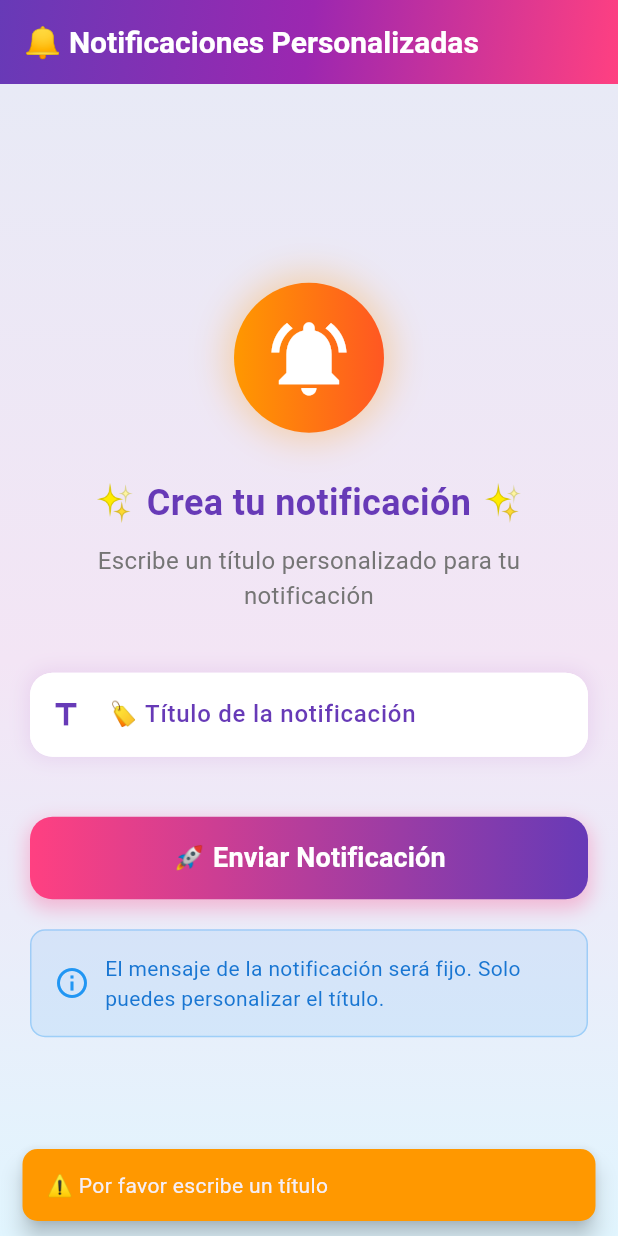
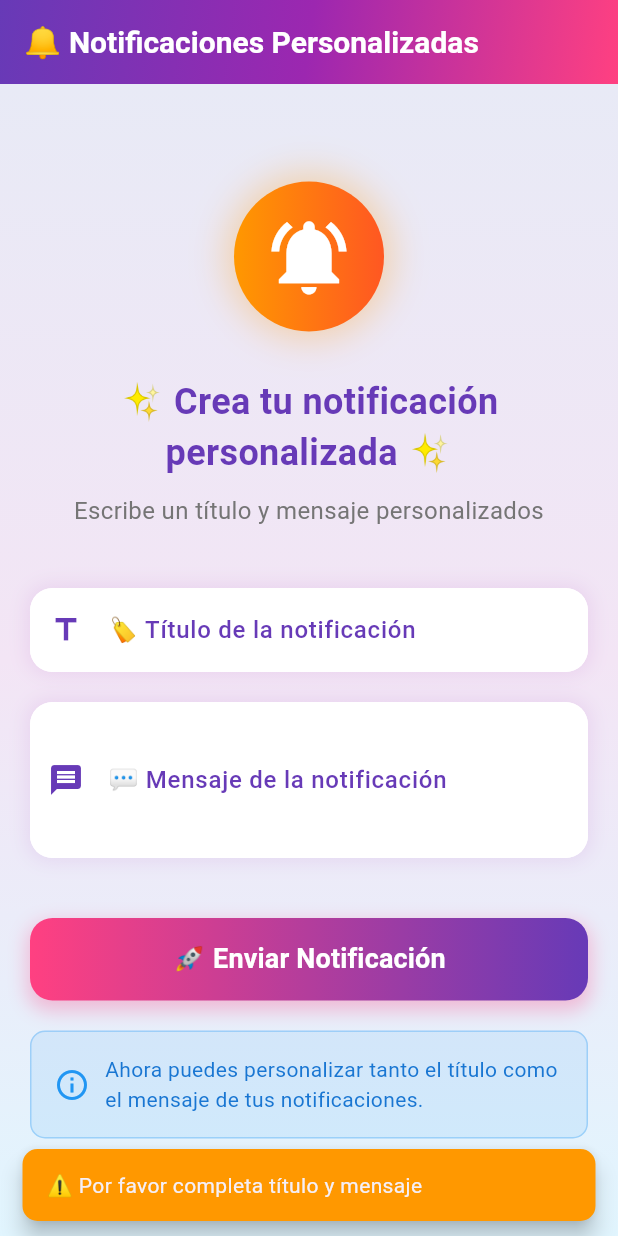
Before and after one commit to GioSENPAII/Notificaciones-Push-Locales-con-Flutter, a Flutter app: the screen it shows after launch, after a tap on "🚀 Enviar Notificación", on a phone screen of 412 x 824 dp. Run offline on Flutter 3.47's test engine with Material 3 defaults, Android fonts, the phone set to English and light mode, and no system bars; our stand-ins replace flutter_local_notifications.

Commit message:
Version mensaje y titulo

```diff
--- a/lib/main.dart
+++ b/lib/main.dart
@@ -54,8 +54,9 @@ class NotificationScreen extends StatefulWidget {
 }
 
 class _NotificationScreenState extends State<NotificationScreen> {
-  // Controlador para el campo de texto del título.
+  // Controladores para los campos de texto.
   final TextEditingController _titleController = TextEditingController();
+  final TextEditingController _messageController = TextEditingController();
 
   @override
   void initState() {
@@ -73,8 +74,8 @@ class _NotificationScreenState extends State<NotificationScreen> {
     }
   }
 
-  // Muestra la notificación con título personalizado.
-  Future<void> _showNotification(String customTitle) async {
+  // Muestra la notificación con título y mensaje personalizados.
+  Future<void> _showNotification(String customTitle, String customMessage) async {
     // Configuración de detalles de la notificación para Android.
     const AndroidNotificationDetails androidNotificationDetails =
     AndroidNotificationDetails(
@@ -93,11 +94,11 @@ class _NotificationScreenState extends State<NotificationScreen> {
     const NotificationDetails notificationDetails =
     NotificationDetails(android: androidNotificationDetails);
 
-    // Muestra la notificación con el título personalizado.
+    // Muestra la notificación con título y mensaje personalizados.
     await flutterLocalNotificationsPlugin.show(
       0, // ID de la notificación.
       customTitle.isEmpty ? 'Título por defecto' : customTitle, // Título personalizado.
-      '¡Tu notificación ha sido enviada exitosamente! 🎉', // Mensaje fijo.
+      customMessage.isEmpty ? '¡Tu notificación ha sido enviada!' : customMessage, // Mensaje personalizado.
       notificationDetails,
       payload: 'custom_notification', // Datos adicionales opcionales.
     );
@@ -170,7 +171,7 @@ class _NotificationScreenState extends State<NotificationScreen> {
 
               // Título principal
               const Text(
-                '✨ Crea tu notificación ✨',
+                '✨ Crea tu notificación personalizada ✨',
                 style: TextStyle(
                   fontSize: 24,
                   fontWeight: FontWeight.bold,
@@ -182,7 +183,7 @@ class _NotificationScreenState extends State<NotificationScreen> {
 
               // Subtítulo
               Text(
-                'Escribe un título personalizado para tu notificación',
+                'Escribe un título y mensaje personalizados',
                 style: TextStyle(
                   fontSize: 16,
                   color: Colors.grey[600],
@@ -191,7 +192,7 @@ class _NotificationScreenState extends State<NotificationScreen> {
               ),
               const SizedBox(height: 40),
 
-              // Campo de texto con diseño colorido
+              // Campo de texto para el título
               Container(
                 decoration: BoxDecoration(
                   borderRadius: BorderRadius.circular(15),
@@ -211,6 +212,55 @@ class _NotificationScreenState extends State<NotificationScreen> {
                     hintText: 'Ej: ¡Hola mundo!',
                     prefixIcon: const Icon(
                       Icons.title,
+                      color: Colors.deepPurple,
+                    ),
+                    border: OutlineInputBorder(
+                      borderRadius: BorderRadius.circular(15),
+                      borderSide: BorderSide.none,
+                    ),
+                    filled: true,
+                    fillColor: Colors.white,
+                    labelStyle: const TextStyle(
+                      color: Colors.deepPurple,
+                      fontWeight: FontWeight.w500,
+                    ),
+                    focusedBorder: OutlineInputBorder(
+                      borderRadius: BorderRadius.circular(15),
+                      borderSide: const BorderSide(
+                        color: Colors.deepPurple,
+                        width: 2,
+                      ),
+                    ),
+                  ),
+                  style: const TextStyle(
+                    fontSize: 16,
+                    color: Colors.black87,
+                  ),
+                ),
+              ),
+              const SizedBox(height: 20),
+
+              // Campo de texto para el mensaje
+              Container(
+                decoration: BoxDecoration(
+                  borderRadius: BorderRadius.circular(15),
+                  color: Colors.white,
+                  boxShadow: [
+                    BoxShadow(
+                      color: Colors.purple.withOpacity(0.1),
+                      blurRadius: 10,
+                      spreadRadius: 2,
+                    ),
+                  ],
+                ),
+                child: TextField(
+                  controller: _messageController,
+                  maxLines: 3,
+                  decoration: InputDecoration(
+                    labelText: '💬 Mensaje de la notificación',
+                    hintText: 'Ej: Este es tu mensaje personalizado...',
+                    prefixIcon: const Icon(
+                      Icons.message,
                       color: Colors.deepPurple,
                     ),
                     border: OutlineInputBorder(
@@ -261,10 +311,11 @@ class _NotificationScreenState extends State<NotificationScreen> {
                 ),
                 child: ElevatedButton(
                   onPressed: () {
-                    if (_titleController.text.isNotEmpty) {
-                      _showNotification(_titleController.text);
-                      // Limpiar el campo después de enviar
+                    if (_titleController.text.isNotEmpty && _messageController.text.isNotEmpty) {
+                      _showNotification(_titleController.text, _messageController.text);
+                      // Limpiar los campos después de enviar
                       _titleController.clear();
+                      _messageController.clear();
                       // Mostrar confirmación
                       ScaffoldMessenger.of(context).showSnackBar(
                         SnackBar(
@@ -280,7 +331,7 @@ class _NotificationScreenState extends State<NotificationScreen> {
                       // Mostrar mensaje de error
                       ScaffoldMessenger.of(context).showSnackBar(
                         SnackBar(
-                          content: const Text('⚠️ Por favor escribe un título'),
+                          content: const Text('⚠️ Por favor completa título y mensaje'),
                           backgroundColor: Colors.orange,
                           behavior: SnackBarBehavior.floating,
                           shape: RoundedRectangleBorder(
@@ -328,7 +379,7 @@ class _NotificationScreenState extends State<NotificationScreen> {
                     const SizedBox(width: 10),
                     Expanded(
                       child: Text(
-                        'El mensaje de la notificación será fijo. Solo puedes personalizar el título.',
+                        'Ahora puedes personalizar tanto el título como el mensaje de tus notificaciones.',
                         style: TextStyle(
                           color: Colors.blue[700],
                           fontSize: 14,
@@ -348,6 +399,7 @@ class _NotificationScreenState extends State<NotificationScreen> {
   @override
   void dispose() {
     _titleController.dispose();
+    _messageController.dispose();
     super.dispose();
   }
 }
```
